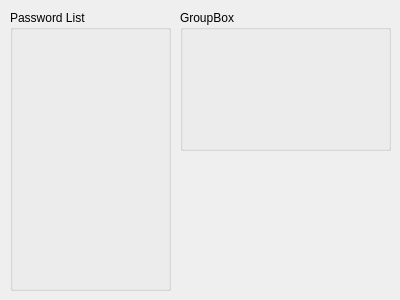
Above: qpasswordmangerdialog.ui from gaopindianzi/relay_control_terminal before the change. Below: the same form after it.
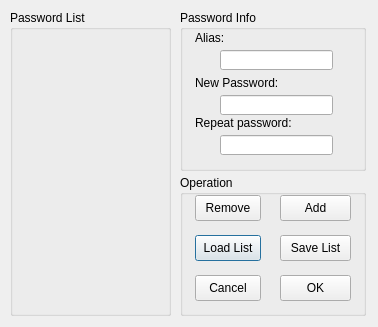
That is the form after the change.

Patch:
```diff
--- a/qpasswordmangerdialog.ui
+++ b/qpasswordmangerdialog.ui
@@ -6,10 +6,22 @@
    <rect>
     <x>0</x>
     <y>0</y>
-    <width>400</width>
-    <height>300</height>
+    <width>378</width>
+    <height>327</height>
    </rect>
   </property>
+  <property name="minimumSize">
+   <size>
+    <width>378</width>
+    <height>327</height>
+   </size>
+  </property>
+  <property name="maximumSize">
+   <size>
+    <width>378</width>
+    <height>327</height>
+   </size>
+  </property>
   <property name="windowTitle">
    <string>Dialog</string>
   </property>
@@ -19,7 +31,7 @@
      <x>10</x>
      <y>10</y>
      <width>161</width>
-     <height>281</height>
+     <height>306</height>
     </rect>
    </property>
    <property name="title">
@@ -31,13 +43,173 @@
     <rect>
      <x>180</x>
      <y>10</y>
-     <width>211</width>
+     <width>186</width>
+     <height>161</height>
+    </rect>
+   </property>
+   <property name="title">
+    <string>Password Info</string>
+   </property>
+   <widget class="QLabel" name="label">
+    <property name="geometry">
+     <rect>
+      <x>15</x>
+      <y>65</y>
+      <width>86</width>
+      <height>16</height>
+     </rect>
+    </property>
+    <property name="text">
+     <string>New Password:</string>
+    </property>
+   </widget>
+   <widget class="QLabel" name="label_2">
+    <property name="geometry">
+     <rect>
+      <x>15</x>
+      <y>20</y>
+      <width>96</width>
+      <height>16</height>
+     </rect>
+    </property>
+    <property name="text">
+     <string>Alias:</string>
+    </property>
+   </widget>
+   <widget class="QLabel" name="label_3">
+    <property name="geometry">
+     <rect>
+      <x>15</x>
+      <y>105</y>
+      <width>101</width>
+      <height>16</height>
+     </rect>
+    </property>
+    <property name="text">
+     <string>Repeat password:</string>
+    </property>
+   </widget>
+   <widget class="QLineEdit" name="lineEditPwdAlias">
+    <property name="geometry">
+     <rect>
+      <x>40</x>
+      <y>40</y>
+      <width>113</width>
+      <height>20</height>
+     </rect>
+    </property>
+   </widget>
+   <widget class="QLineEdit" name="lineEditPwdOne">
+    <property name="geometry">
+     <rect>
+      <x>40</x>
+      <y>85</y>
+      <width>113</width>
+      <height>20</height>
+     </rect>
+    </property>
+   </widget>
+   <widget class="QLineEdit" name="lineEditPwdTwo">
+    <property name="geometry">
+     <rect>
+      <x>40</x>
+      <y>125</y>
+      <width>113</width>
+      <height>20</height>
+     </rect>
+    </property>
+   </widget>
+  </widget>
+  <widget class="QGroupBox" name="groupBox_2">
+   <property name="geometry">
+    <rect>
+     <x>180</x>
+     <y>175</y>
+     <width>186</width>
      <height>141</height>
     </rect>
    </property>
    <property name="title">
-    <string>GroupBox</string>
+    <string>Operation</string>
    </property>
+   <widget class="QPushButton" name="pushButtonLoadPasswordList">
+    <property name="geometry">
+     <rect>
+      <x>15</x>
+      <y>60</y>
+      <width>66</width>
+      <height>26</height>
+     </rect>
+    </property>
+    <property name="text">
+     <string>Load List</string>
+    </property>
+   </widget>
+   <widget class="QPushButton" name="pushButtonSavePwdList">
+    <property name="geometry">
+     <rect>
+      <x>100</x>
+      <y>60</y>
+      <width>71</width>
+      <height>26</height>
+     </rect>
+    </property>
+    <property name="text">
+     <string>Save List</string>
+    </property>
+   </widget>
+   <widget class="QPushButton" name="pushButtonAddOnePwdItem">
+    <property name="geometry">
+     <rect>
+      <x>100</x>
+      <y>20</y>
+      <width>71</width>
+      <height>26</height>
+     </rect>
+    </property>
+    <property name="text">
+     <string>Add</string>
+    </property>
+   </widget>
+   <widget class="QPushButton" name="pushButtonRemovePwdItem">
+    <property name="geometry">
+     <rect>
+      <x>15</x>
+      <y>20</y>
+      <width>66</width>
+      <height>26</height>
+     </rect>
+    </property>
+    <property name="text">
+     <string>Remove</string>
+    </property>
+   </widget>
+   <widget class="QPushButton" name="pushButtonCancel">
+    <property name="geometry">
+     <rect>
+      <x>15</x>
+      <y>100</y>
+      <width>66</width>
+      <height>26</height>
+     </rect>
+    </property>
+    <property name="text">
+     <string>Cancel</string>
+    </property>
+   </widget>
+   <widget class="QPushButton" name="pushButtonOK">
+    <property name="geometry">
+     <rect>
+      <x>100</x>
+      <y>100</y>
+      <width>71</width>
+      <height>26</height>
+     </rect>
+    </property>
+    <property name="text">
+     <string>OK</string>
+    </property>
+   </widget>
   </widget>
  </widget>
  <resources/>
```
Left out of the diff: 13 changed lines with no effect on the pictures.
